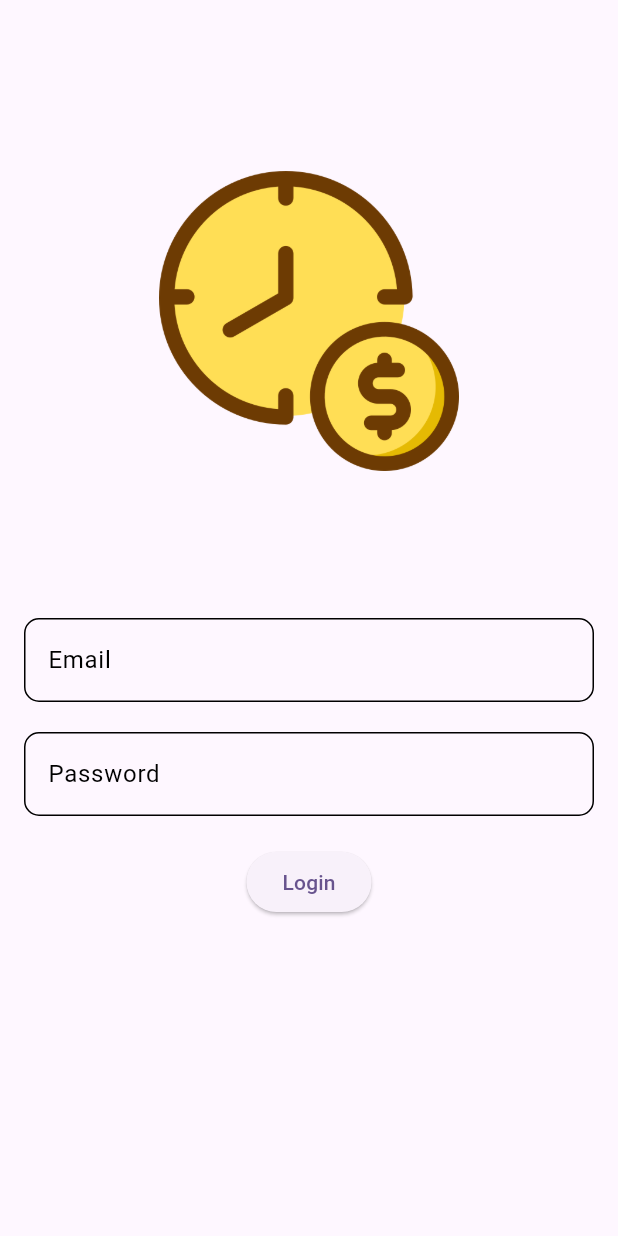
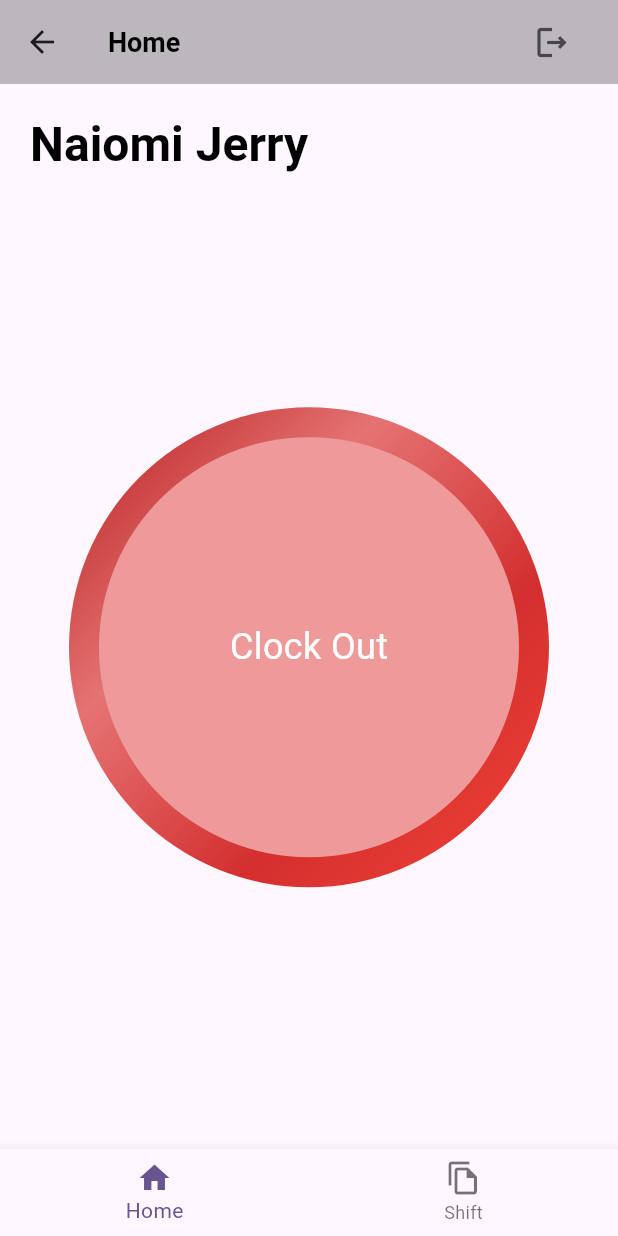
Before and after one commit to joshanjohn/TelMe, a Flutter app: the screen it shows after launch, on a phone screen of 412 x 824 dp. Run offline on Flutter 3.47's test engine with Material 3 defaults, Android fonts, the phone set to English and light mode, and no system bars; our stand-ins replace firebase_auth, firebase_core; accounts and stored records are empty.

Commit message:
refactor codes

```diff
--- a/telme/lib/main.dart
+++ b/telme/lib/main.dart
@@ -1,32 +1,39 @@
 import 'package:flutter/material.dart';
 import 'package:firebase_core/firebase_core.dart';
-import 'package:telme/views/auth/authenticate.dart';
 import 'package:telme/constants/dart_theme.dart';
 import 'package:telme/constants/light_theme.dart';
+import 'package:telme/views/auth/authenticate.dart';
 import 'package:telme/views/sections/wrapper.dart';
 
 void main() async {
+  // Ensures Flutter framework is initialized before running the app
   WidgetsFlutterBinding.ensureInitialized();
+  // Initializes Firebase
   await Firebase.initializeApp();
+  // Runs the MyApp widget
   runApp(const MyApp());
 }
 
+// Main application widget
 class MyApp extends StatelessWidget {
   const MyApp({super.key});
 
-  // This widget is the root of your application.
+  // Map defining the routes for the application
+  static Map<String, WidgetBuilder> _appRoutes = {
+    '/': (context) => Authenticate(), // Route to Authenticate widget (default)
+    '/wrapper': (context) => Wrapper(), // Route to Wrapper widget
+  };
+
+  // Builds the widget tree
   @override
   Widget build(BuildContext context) {
     return MaterialApp(
-      debugShowCheckedModeBanner: false,
-      initialRoute: '/',
-      routes: {
-        '/home': (context) => Home(),
-        '/': (context) => Authenticate(),
-      },
-      title: 'Flutter Demo',
-      darkTheme: DarkTheme(),
-      theme: LightTheme(),
+      debugShowCheckedModeBanner: false, // Disables debug banner
+      initialRoute: '/wrapper', // Sets the initial route
+      routes: _appRoutes, // Defines the routes for the app
+      title: 'Tel Me', // Sets the title of the app
+      darkTheme: DarkTheme(), // Sets the dark theme
+      theme: LightTheme(), // Sets the light theme
     );
   }
 }
--- a/telme/lib/services/auth/auth_service.dart
+++ b/telme/lib/services/auth/auth_service.dart
@@ -16,7 +16,7 @@ class AuthService {
       if (credential != null) {
         Navigator.pushReplacementNamed(
           context,
-          '/home',
+          '/wrapper',
         );
       }
     } on FirebaseAuthException catch (e) {
@@ -26,4 +26,8 @@ class AuthService {
       );
     }
   }
+
+  Future<void> logout() async {
+     _auth.signOut();
+  }
 }
--- a/telme/lib/views/auth/authenticate.dart
+++ b/telme/lib/views/auth/authenticate.dart
@@ -1,5 +1,4 @@
 import 'package:flutter/material.dart';
-import 'package:flutter/widgets.dart';
 import 'package:telme/services/auth/auth_service.dart';
 
 class Authenticate extends StatefulWidget {
--- a/telme/lib/views/sections/home/home.dart
+++ b/telme/lib/views/sections/home/home.dart
@@ -1,4 +1,6 @@
 import 'package:flutter/material.dart';
+import 'package:telme/services/auth/auth_service.dart';
+import 'package:telme/views/sections/home/widgets/clock_button.dart';
 
 class HomeSection extends StatefulWidget {
   const HomeSection({super.key});
@@ -8,6 +10,7 @@ class HomeSection extends StatefulWidget {
 }
 
 class _HomeSectionState extends State<HomeSection> {
+  // a flag indicator for changing color
   bool isGreen = false;
 
   @override
@@ -15,6 +18,17 @@ class _HomeSectionState extends State<HomeSection> {
     final _themeData = Theme.of(context);
     return Scaffold(
       appBar: AppBar(
+        actions: [
+          IconButton(
+            onPressed: () {
+              AuthService().logout().then((value) =>
+                  Navigator.pushNamedAndRemoveUntil(
+                      context, '/', (route) => false));
+            },
+            icon: Icon(Icons.logout_outlined, size: 26,),
+          ),
+          SizedBox(width: 20,)
+        ],
         title: Text(
           "Home",
           style: _themeData.textTheme.displayMedium!
@@ -30,61 +44,11 @@ class _HomeSectionState extends State<HomeSection> {
           crossAxisAlignment: CrossAxisAlignment.start,
           mainAxisAlignment: MainAxisAlignment.center,
           children: [
+            // name of the person
             Text("Naiomi Jerry", style: _themeData.textTheme.titleLarge),
+            // ClockButton
             Expanded(
-              child: GestureDetector(
-                onLongPress: () {
-                  setState(() {
-                    isGreen = !isGreen;
-                  });
-                },
-                child: Center(
-                  child: Stack(
-                    alignment: Alignment.center,
-                    children: [
-                      AnimatedContainer(
-                        duration: Duration(milliseconds: 300),
-                        width: 320,
-                        height: 320,
-                        decoration: BoxDecoration(
-                          shape: BoxShape.circle,
-                          gradient: LinearGradient(
-                            colors: isGreen
-                                ? [
-                                    Colors.green[900]!,
-                                    Colors.green[700]!,
-                                    Colors.green[500]!,
-                                    Colors.green[300]!,
-                                  ]
-                                : [
-                                    Colors.red[900]!,
-                                    Colors.red[300]!,
-                                    Colors.red[700]!,
-                                    Colors.red[500]!,
-                                  ],
-                            begin: Alignment.topLeft,
-                            end: Alignment.bottomRight,
-                          ),
-                        ),
-                      ),
-                      AnimatedContainer(
-                        duration: Duration(seconds: 1),
-                        width: 280,
-                        height: 280,
-                        decoration: BoxDecoration(
-                          shape: BoxShape.circle,
-                          color: isGreen ? Colors.green[200] : Colors.red[200],
-                        ),
-                        alignment: Alignment.center,
-                        child: Text(
-                          "Clock Out",
-                          style: TextStyle(color: Colors.white, fontSize: 24),
-                        ),
-                      ),
-                    ],
-                  ),
-                ),
-              ),
+              child: ClockButton(),
             ),
           ],
         ),
--- /dev/null
+++ b/telme/lib/views/sections/home/widgets/clock_button.dart
@@ -0,0 +1,76 @@
+import 'package:flutter/material.dart';
+
+// Define the StatefulWidget ClockButton
+class ClockButton extends StatefulWidget {
+  ClockButton({super.key});
+
+  @override
+  State<ClockButton> createState() => _ClockButtonState();
+}
+
+// Define the State class for ClockButton
+class _ClockButtonState extends State<ClockButton> {
+  // Boolean variable to keep track of the color state
+  bool _isGreen = false;
+
+  @override
+  Widget build(BuildContext context) {
+    return GestureDetector(
+      // Logic to toggle the color state on long press
+      onLongPress: () {
+        setState(() {
+          _isGreen = !_isGreen;
+        });
+      },
+      child: Center(
+        child: Stack(
+          alignment: Alignment.center,
+          children: [
+            // Outer AnimatedContainer with gradient background
+            AnimatedContainer(
+              duration: Duration(milliseconds: 300),
+              width: 320,
+              height: 320,
+              decoration: BoxDecoration(
+                shape: BoxShape.circle,
+                gradient: LinearGradient(
+                  colors: _isGreen
+                      ? [
+                          Colors.green[900]!,
+                          Colors.green[700]!,
+                          Colors.green[500]!,
+                          Colors.green[300]!,
+                        ]
+                      : [
+                          Colors.red[900]!,
+                          Colors.red[300]!,
+                          Colors.red[700]!,
+                          Colors.red[500]!,
+                        ],
+                  begin: Alignment.topLeft,
+                  end: Alignment.bottomRight,
+                ),
+              ),
+            ),
+            // Inner AnimatedContainer with solid background color
+            AnimatedContainer(
+              duration: Duration(seconds: 1),
+              width: 280,
+              height: 280,
+              decoration: BoxDecoration(
+                shape: BoxShape.circle,
+                color: _isGreen ? Colors.green[200] : Colors.red[200],
+              ),
+              alignment: Alignment.center,
+              // Text in the center of the button
+              child: Text(
+                "Clock Out",
+                style: TextStyle(color: Colors.white, fontSize: 24),
+              ),
+            ),
+          ],
+        ),
+      ),
+    );
+  }
+}
--- a/telme/lib/views/sections/wrapper.dart
+++ b/telme/lib/views/sections/wrapper.dart
@@ -2,30 +2,37 @@ import 'package:flutter/material.dart';
 import 'package:telme/views/sections/home/home.dart';
 import 'package:telme/views/sections/shift/shift.dart';
 
-class Home extends StatefulWidget {
-  const Home({super.key});
+// Stateful widget that manages the state of the wrapper
+class Wrapper extends StatefulWidget {
+  const Wrapper({super.key});
 
   @override
-  State<Home> createState() => _HomeState();
+  State<Wrapper> createState() => _WrapperState();
 }
 
-class _HomeState extends State<Home> {
+// State class for the Wrapper widget
+class _WrapperState extends State<Wrapper> {
+  // PageController to control the page view
   final PageController _pageController = PageController();
+
+  // Variable to keep track of the selected screen index
   int _selectedScreen = 0;
 
+  // List of screens (widgets) to be displayed
   final List<Widget> _screens = const [
-    HomeSection(),
-    ShiftSection(),
+    HomeSection(), // Home screen
+    ShiftSection(), // Shift screen
   ];
 
+  // Method to handle item tap on the bottom navigation bar
   void _onItemTapped(int index) {
     setState(() {
-      _selectedScreen = index;
+      _selectedScreen = index; // Update the selected screen index
     });
     _pageController.animateToPage(
-      index,
-      duration: Duration(milliseconds: 300),
-      curve: Curves.ease,
+      index, // Navigate to the selected page
+      duration: Duration(milliseconds: 300), // Animation duration
+      curve: Curves.ease, // Animation curve
     );
   }
 
@@ -33,27 +40,27 @@ class _HomeState extends State<Home> {
   Widget build(BuildContext context) {
     return Scaffold(
       body: PageView(
-        controller: _pageController,
+        controller: _pageController, // Attach the PageController
         onPageChanged: (index) {
           setState(() {
-            _selectedScreen = index;
+            _selectedScreen = index; // Update the selected screen index
           });
         },
-        children: _screens,
+        children: _screens, // Display the list of screens
       ),
       bottomNavigationBar: BottomNavigationBar(
         items: const [
           BottomNavigationBarItem(
-            icon: Icon(Icons.home),
-            label: "Home",
+            icon: Icon(Icons.home), // Icon for the home screen
+            label: "Home", // Label for the home screen
           ),
           BottomNavigationBarItem(
-            icon: Icon(Icons.file_copy_outlined),
-            label: "Shift",
+            icon: Icon(Icons.file_copy_outlined), // Icon for the shift screen
+            label: "Shift", // Label for the shift screen
           ),
         ],
-        currentIndex: _selectedScreen,
-        onTap: _onItemTapped,
+        currentIndex: _selectedScreen, // Set the current index
+        onTap: _onItemTapped, // Handle item tap
       ),
     );
   }
```
Also changed, not shown: telme/lib/views/sections/shift/shift.dart (+17 -0 lines).
